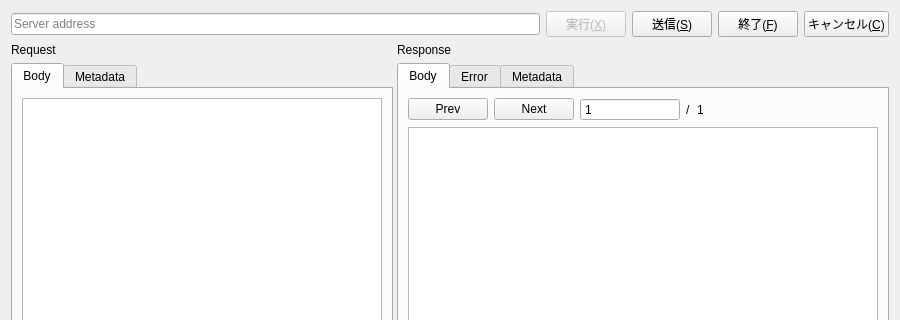
Qt form ui/Editor.ui (shibafu528/florarpc) before a commit; both pictures show x 0 to 900 and y 0 to 320 of the 900 by 800 pixel window.
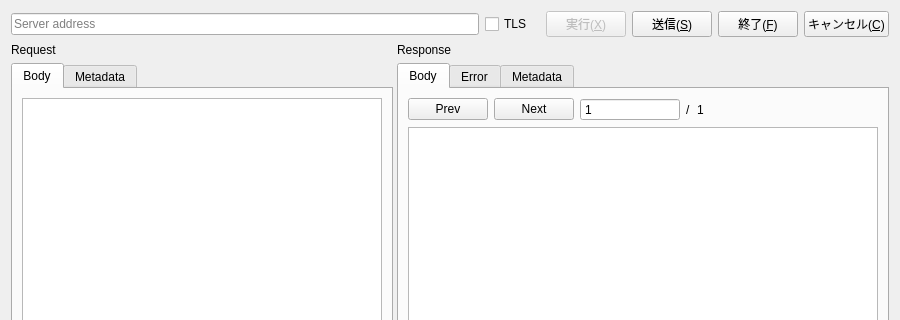
The same form after that commit. Icons and pictures are not drawn.

What changed in the file:
```diff
--- a/ui/Editor.ui
+++ b/ui/Editor.ui
@@ -26,6 +26,29 @@
        </property>
       </widget>
      </item>
+     <item>
+      <widget class="QCheckBox" name="useTlsCheck">
+       <property name="text">
+        <string>TLS</string>
+       </property>
+      </widget>
+     </item>
+     <item>
+      <spacer name="horizontalSpacer_2">
+       <property name="orientation">
+        <enum>Qt::Horizontal</enum>
+       </property>
+       <property name="sizeType">
+        <enum>QSizePolicy::Fixed</enum>
+       </property>
+       <property name="sizeHint" stdset="0">
+        <size>
+         <width>8</width>
+         <height>20</height>
+        </size>
+       </property>
+      </spacer>
+     </item>
      <item>
       <widget class="QPushButton" name="executeButton">
        <property name="enabled">
```
